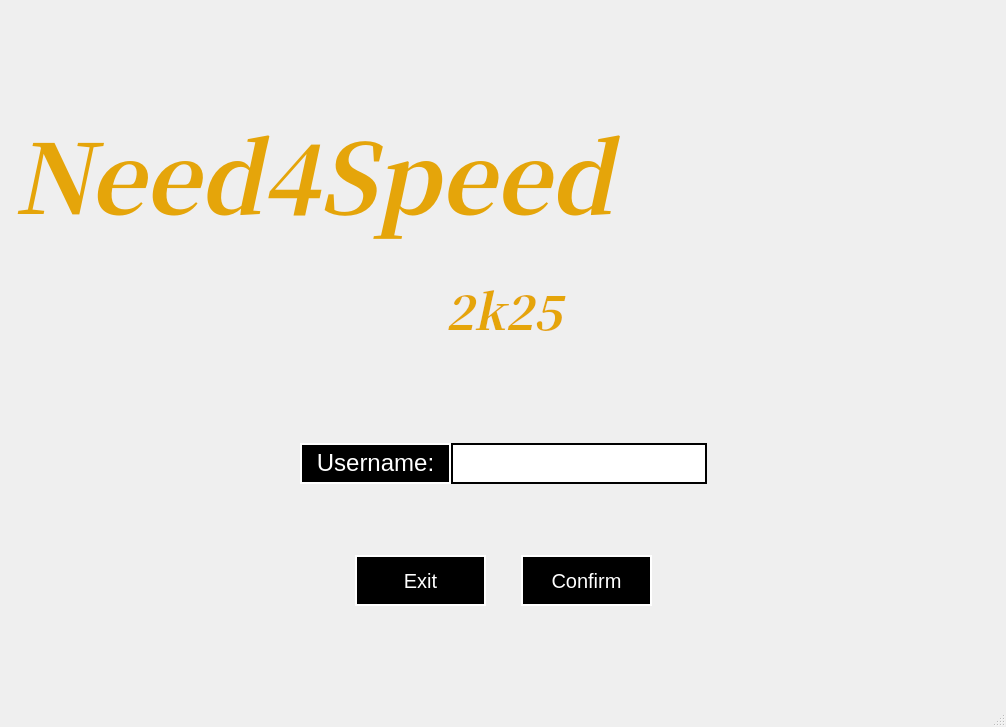
Above: client/Lobby/lobby.ui from mateozorzi/practice-sdd before the change. Below: the same form after it.
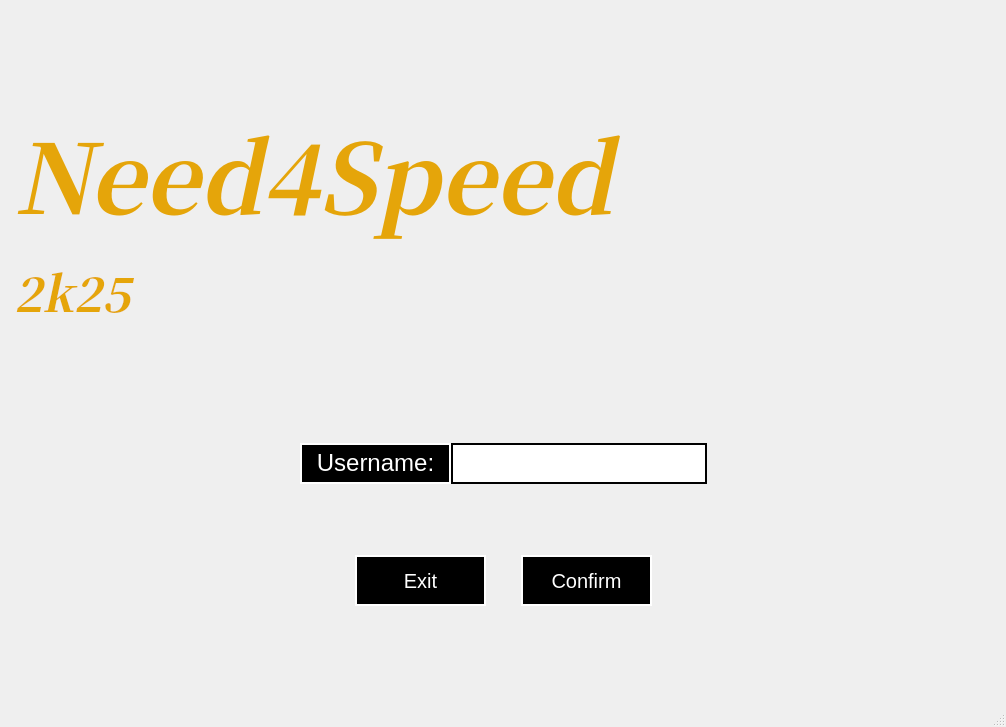
That is the form after the change. Icons and pictures are not drawn.

```diff
--- a/client/Lobby/lobby.ui
+++ b/client/Lobby/lobby.ui
@@ -88,7 +88,7 @@
 li.checked::marker { content: &quot;\2612&quot;; }
 &lt;/style&gt;&lt;/head&gt;&lt;body style=&quot; font-family:'Noto Serif CJK HK'; font-size:21pt; font-weight:700; font-style:italic;&quot;&gt;
 &lt;p style=&quot; margin-top:14px; margin-bottom:14px; margin-left:0px; margin-right:0px; -qt-block-indent:0; text-indent:0px;&quot;&gt;&lt;span style=&quot; font-size:72pt; color:#e5a50a;&quot;&gt;Need4Speed&lt;/span&gt;&lt;span style=&quot; font-size:48pt; color:#e5a50a;&quot;&gt;  &lt;/span&gt;&lt;/p&gt;
-&lt;p style=&quot; margin-top:14px; margin-bottom:14px; margin-left:0px; margin-right:0px; -qt-block-indent:0; text-indent:0px;&quot;&gt;&lt;span style=&quot; font-size:48pt; color:#e5a50a;&quot;&gt;                           &lt;/span&gt;&lt;span style=&quot; font-size:36pt; color:#e5a50a;&quot;&gt;2k25&lt;/span&gt;&lt;/p&gt;&lt;/body&gt;&lt;/html&gt;</string>
+&lt;p style=&quot; margin-top:14px; margin-bottom:14px; margin-left:0px; margin-right:0px; -qt-block-indent:0; text-indent:0px;&quot;&gt;&lt;span style=&quot; font-size:36pt; color:#e5a50a;&quot;&gt;2k25&lt;/span&gt;&lt;/p&gt;&lt;/body&gt;&lt;/html&gt;</string>
       </property>
      </widget>
     </item>
```
Left out of the diff: 2 changed lines with no effect on the pictures.
